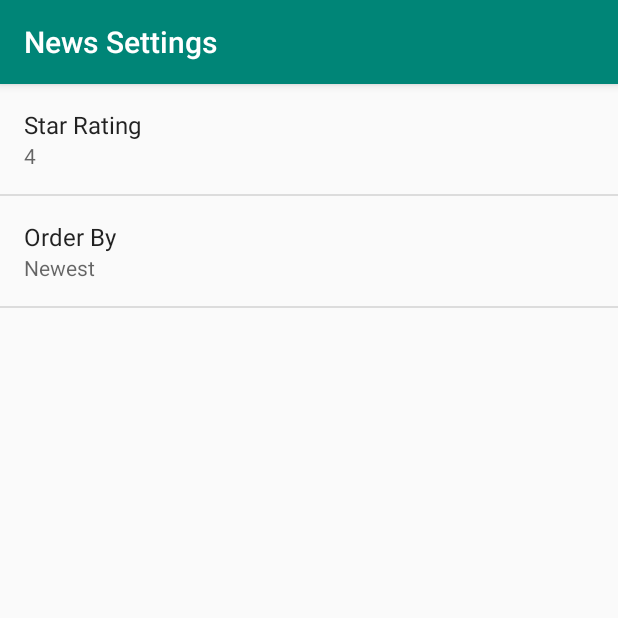
After one commit to JustinBart/news, an Android app: the SettingsActivity screen opened directly, with no data from a screen before it, on a phone screen of 412 x 824 dp, the top half of it. The commit adds this screen. Run offline under Robolectric (Android 15) with nearby library versions, the phone set to English and light mode, and no system bars.

Commit message:
added preferences for star-rating and orderby

```diff
--- /dev/null
+++ b/app/src/main/java/com/example/android/news/SettingsActivity.java
@@ -0,0 +1,57 @@
+package com.example.android.news;
+
+import android.content.SharedPreferences;
+import android.os.Bundle;
+import android.preference.ListPreference;
+import android.preference.Preference;
+import android.preference.PreferenceFragment;
+import android.preference.PreferenceManager;
+import android.support.v7.app.AppCompatActivity;
+
+public class SettingsActivity extends AppCompatActivity {
+
+    @Override
+    protected void onCreate(Bundle savedInstanceState) {
+        super.onCreate(savedInstanceState);
+        setContentView(R.layout.settings_activity);
+    }
+
+    public static class NewsPreferenceFragment extends PreferenceFragment
+            implements Preference.OnPreferenceChangeListener {
+
+        @Override
+        public void onCreate(Bundle savedInstanceState) {
+            super.onCreate(savedInstanceState);
+            addPreferencesFromResource(R.xml.settings_main);
+
+            Preference orderBy = findPreference(getString(R.string.settings_order_by_key));
+            bindPreferenceSummaryToValue(orderBy);
+
+            Preference starRating = findPreference(getString(R.string.settings_star_rating_key));
+            bindPreferenceSummaryToValue(starRating);
+        }
+
+        @Override
+        public boolean onPreferenceChange(Preference preference, Object value) {
+            String stringValue = value.toString();
+            if (preference instanceof ListPreference) {
+                ListPreference listPreference = (ListPreference) preference;
+                int prefIndex = listPreference.findIndexOfValue(stringValue);
+                if (prefIndex >= 0) {
+                    CharSequence[] labels = listPreference.getEntries();
+                    preference.setSummary(labels[prefIndex]);
+                }
+            } else {
+                preference.setSummary(stringValue);
+            }
+            return true;
+        }
+
+        private void bindPreferenceSummaryToValue(Preference preference) {
+            preference.setOnPreferenceChangeListener(this);
+            SharedPreferences preferences = PreferenceManager.getDefaultSharedPreferences(preference.getContext());
+            String preferenceString = preferences.getString(preference.getKey(), "");
+            onPreferenceChange(preference, preferenceString);
+        }
+    }
+}
--- /dev/null
+++ b/app/src/main/res/values/arrays.xml
@@ -0,0 +1,12 @@
+<?xml version="1.0" encoding="utf-8"?>
+<resources>
+    <string-array name="settings_order_by_labels">
+        <item>@string/settings_order_by_oldest_label</item>
+        <item>@string/settings_order_by_newest_label</item>
+    </string-array>
+
+    <string-array name="settings_order_by_values">
+        <item>@string/settings_order_by_oldest</item>
+        <item>@string/settings_order_by_newest</item>
+    </string-array>
+</resources>
--- a/app/src/main/res/values/strings.xml
+++ b/app/src/main/res/values/strings.xml
@@ -2,4 +2,19 @@
     <string name="app_name">News</string>
     <string name="no_internet_connection">No internet connection</string>
     <string name="no_news">No news was found</string>
+    <string name="settings_menu_item">Settings</string>
+    <string name="settings_order_by_newest">newest</string>
+    <string name="settings_order_by_newest_label">Newest</string>
+    <string name="settings_order_by_oldest">oldest</string>
+    <string name="settings_order_by_oldest_label">Oldest</string>
+    <string name="settings_title">News Settings</string>
+
+    <string name="settings_order_by_label">Order By</string>
+    <string name="settings_order_by_key" translatable="false">order_by</string>
+    <string name="settings_order_by_default" translatable="false">@string/settings_order_by_newest</string>
+
+    <string name="settings_star_rating_label">Star Rating</string>
+    <string name="settings_star_rating_key" translatable="false">star_rating</string>
+    <string name="settings_star_rating_default" translatable="false">4</string>
+
 </resources>
--- /dev/null
+++ b/app/src/main/res/xml/settings_main.xml
@@ -0,0 +1,19 @@
+<PreferenceScreen
+    xmlns:android="http://schemas.android.com/apk/res/android"
+    android:title="@string/settings_title">
+
+    <EditTextPreference
+        android:defaultValue="@string/settings_star_rating_default"
+        android:inputType="numberDecimal"
+        android:key="@string/settings_star_rating_key"
+        android:selectAllOnFocus="true"
+        android:title="@string/settings_star_rating_label" />
+
+    <ListPreference
+        android:defaultValue="@string/settings_order_by_default"
+        android:entries="@array/settings_order_by_labels"
+        android:entryValues="@array/settings_order_by_values"
+        android:key="@string/settings_order_by_key"
+        android:title="@string/settings_order_by_label" />
+
+</PreferenceScreen>
```
Also changed, not shown: app/src/main/AndroidManifest.xml (+8 -0 lines), app/src/main/java/com/example/android/news/MainActivity.java (+46 -3 lines), app/src/main/res/layout/settings_activity.xml (added, +8 -0 lines), app/src/main/res/menu/main.xml (added, +7 -0 lines).
